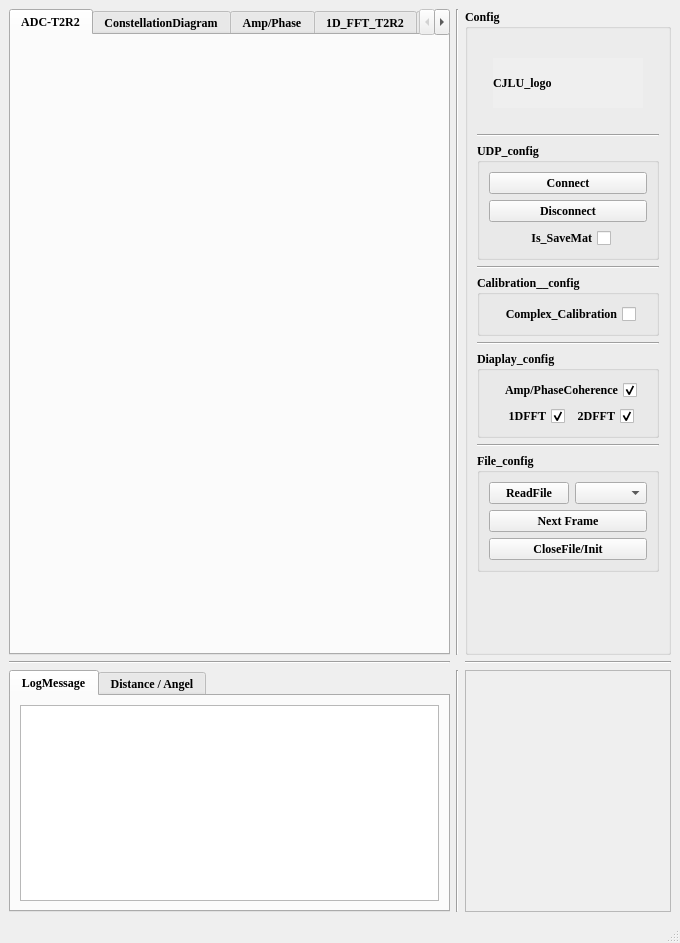
CruzeOliver/Andar_Radar_UDP, file Radar_UDP.ui: the form before one commit.
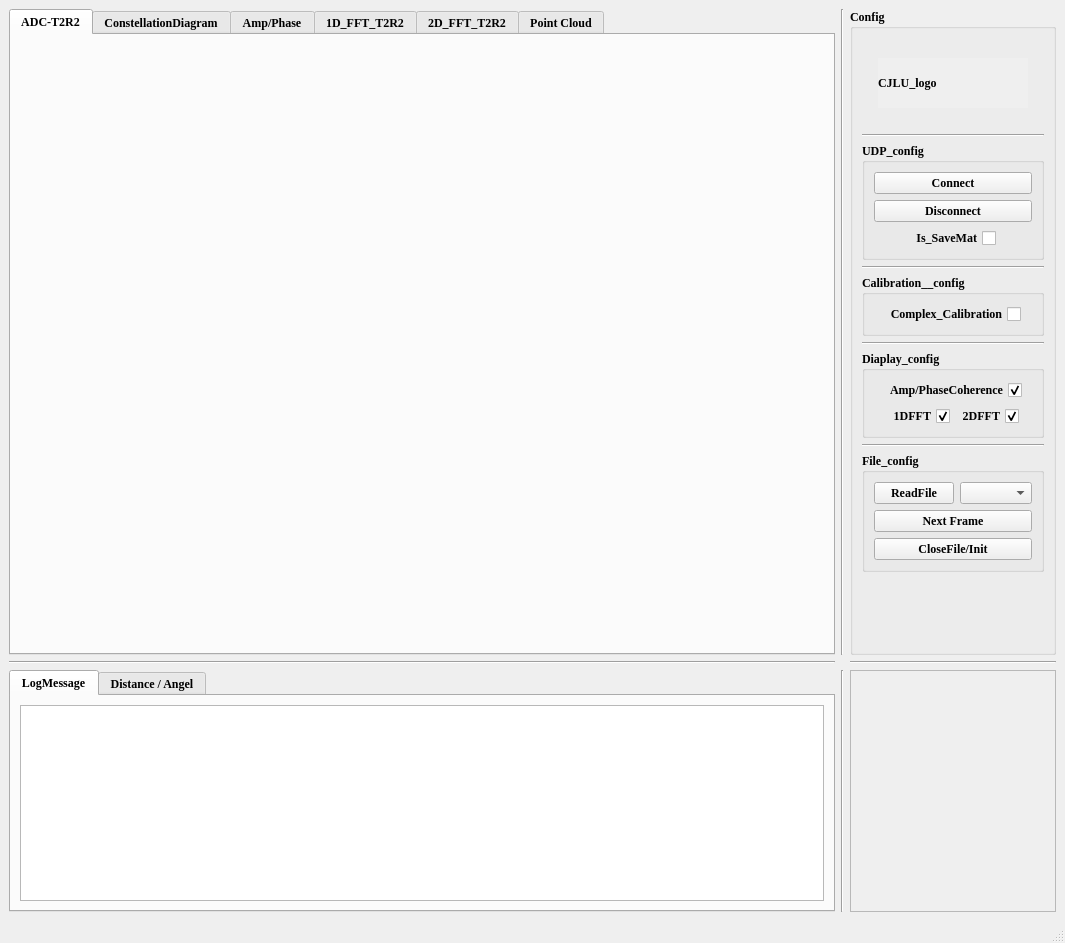
The form after the commit.

Commit message: 加入DPI缩放，可以让GUI，在不同分辨率显示器之间跨越 ，不变形

Diff of the .ui file:
```diff
--- a/Radar_UDP.ui
+++ b/Radar_UDP.ui
@@ -6,7 +6,7 @@
    <rect>
     <x>0</x>
     <y>0</y>
-    <width>680</width>
+    <width>1065</width>
     <height>943</height>
    </rect>
   </property>
```
Left out of the diff: 2 changed lines with no effect on the pictures. The commit also changes 2 other files.
